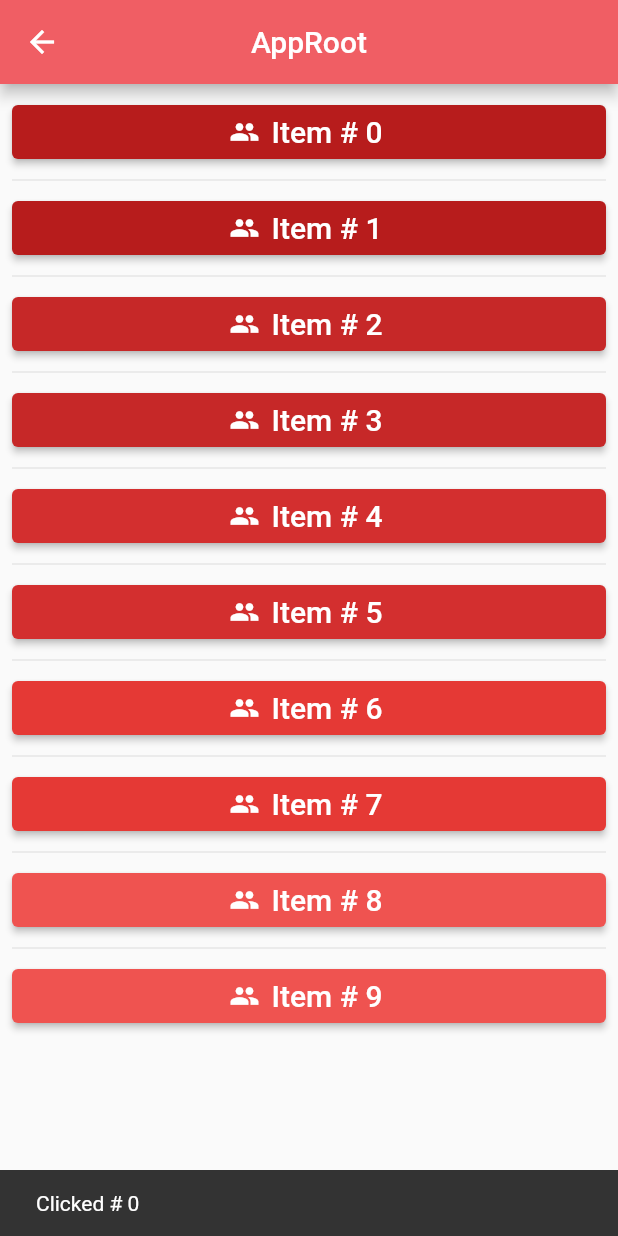
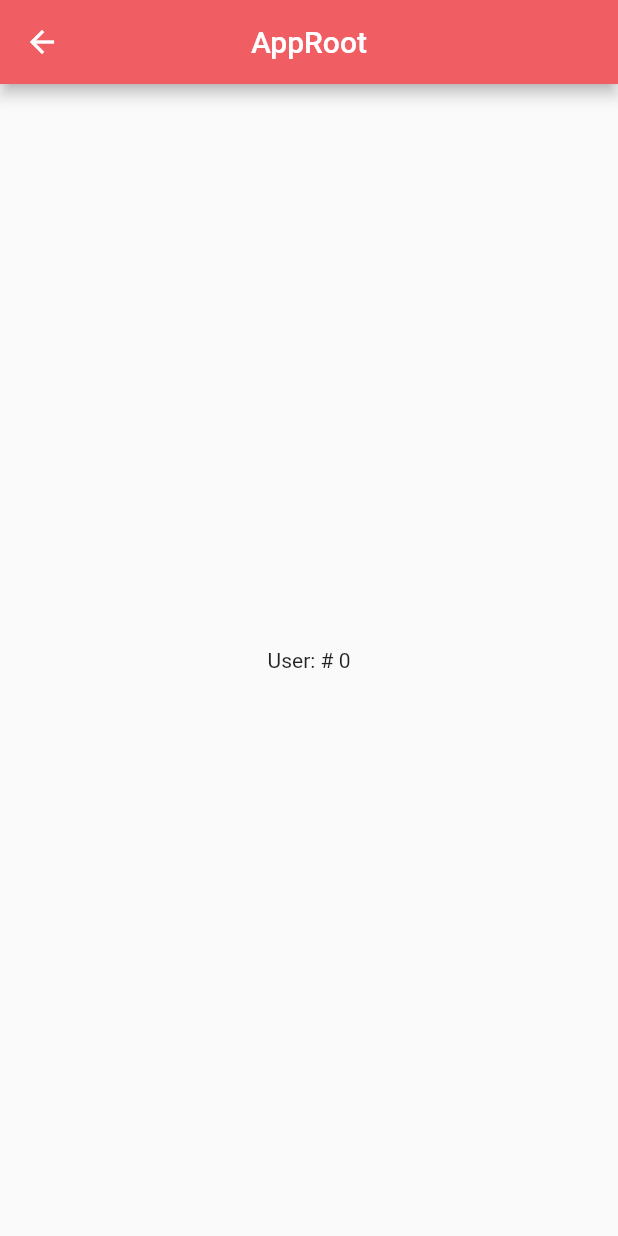
Before and after one commit to SalimVazquez/flutter-app1, a Flutter app: the Index screen opened by its route, after a tap on an icon or button, on a phone screen of 412 x 824 dp. Run offline on Flutter 3.47's test engine with Material 2 defaults, Android fonts, the phone set to English and light mode, and no system bars.

```diff
--- a/lib/main.dart
+++ b/lib/main.dart
@@ -7,7 +7,8 @@ void main() {
     routes: {
       '/': (context) => Welcome(),
       '/login': (context) => Login(),
-      '/index': (context) => Index()
+      '/index': (context) => Index(),
+      Profile.routeName: (context) => Profile()
     },
   ));
 }
@@ -64,7 +65,7 @@ class Login extends StatelessWidget {
       body: SingleChildScrollView(
           child: Column(children: <Widget>[
         Padding(
-          padding: EdgeInsets.fromLTRB(35, 70, 35, 0),
+          padding: EdgeInsets.fromLTRB(35, 205, 35, 0),
           child: TextField(
             obscureText: false,
             decoration: InputDecoration(
@@ -76,7 +77,7 @@ class Login extends StatelessWidget {
           ),
         ),
         Padding(
-            padding: EdgeInsets.fromLTRB(35, 40, 35, 0),
+            padding: EdgeInsets.fromLTRB(35, 30, 35, 0),
             child: TextField(
               obscureText: true,
               decoration: InputDecoration(
@@ -99,7 +100,7 @@ class Login extends StatelessWidget {
               label: Text("Iniciar sesión"),
             )),
         Padding(
-            padding: EdgeInsets.fromLTRB(0, 280, 150, 0),
+            padding: EdgeInsets.fromLTRB(0, 150, 200, 0),
             child: ElevatedButton.icon(
               style: ButtonStyle(
                   backgroundColor:
@@ -146,8 +147,10 @@ class Index extends StatelessWidget {
                   backgroundColor: MaterialStateProperty.all<Color>(
                       Colors.red[colorCodes[index]])),
               onPressed: () {
-                return Scaffold.of(context).showSnackBar(
-                    SnackBar(content: Text('Clicked ${entries[index]}')));
+                Navigator.pushNamed(context, Profile.routeName,
+                    arguments: ScreenArguments(entries[index].toString()));
+                // return Scaffold.of(context).showSnackBar(
+                //     SnackBar(content: Text('Clicked ${entries[index]}')));
               },
               icon: Icon(Icons.people, size: 20),
               label: Text(
@@ -161,3 +164,31 @@ class Index extends StatelessWidget {
         ));
   }
 }
+
+class Profile extends StatelessWidget {
+  static const routeName = '/profile';
+
+  @override
+  Widget build(BuildContext context) {
+    // Extract the arguments from the current ModalRoute settings and cast
+    // them as ScreenArguments.
+    final ScreenArguments args = ModalRoute.of(context).settings.arguments;
+
+    return Scaffold(
+      appBar: AppBar(
+        title: Text('AppRoot'),
+        centerTitle: true,
+        backgroundColor: Color.fromRGBO(240, 94, 100, 1),
+      ),
+      body: Center(
+        child: Text('User: ' + args.username),
+      ),
+    );
+  }
+}
+
+class ScreenArguments {
+  final String username;
+
+  ScreenArguments(this.username);
+}
```
